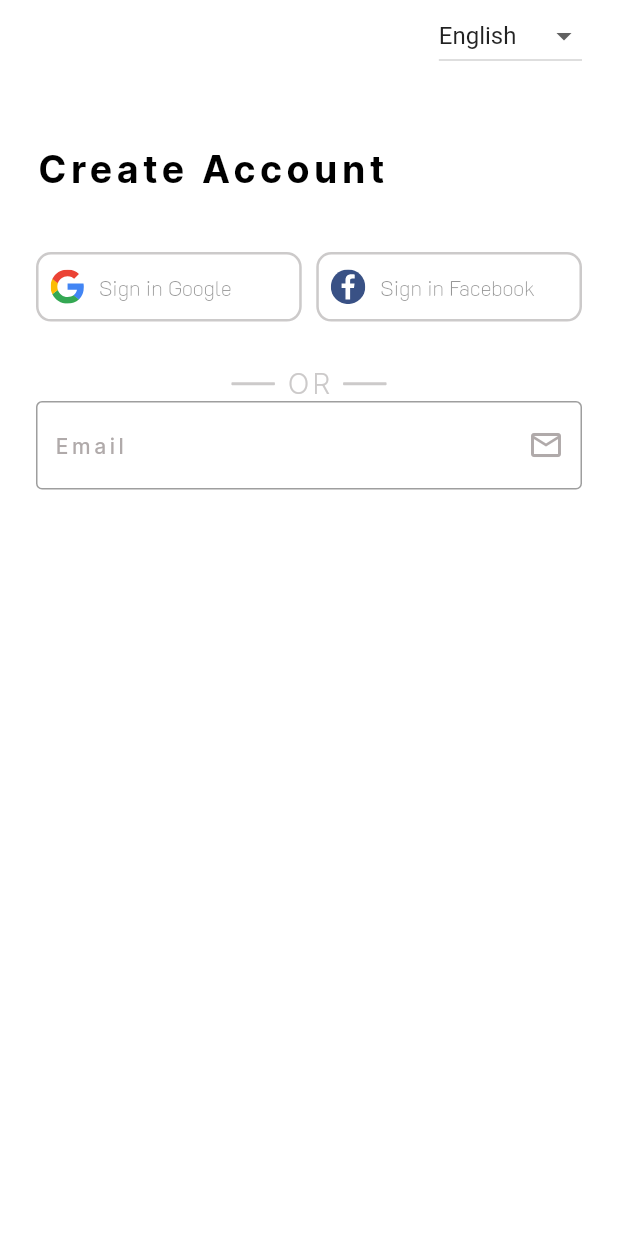
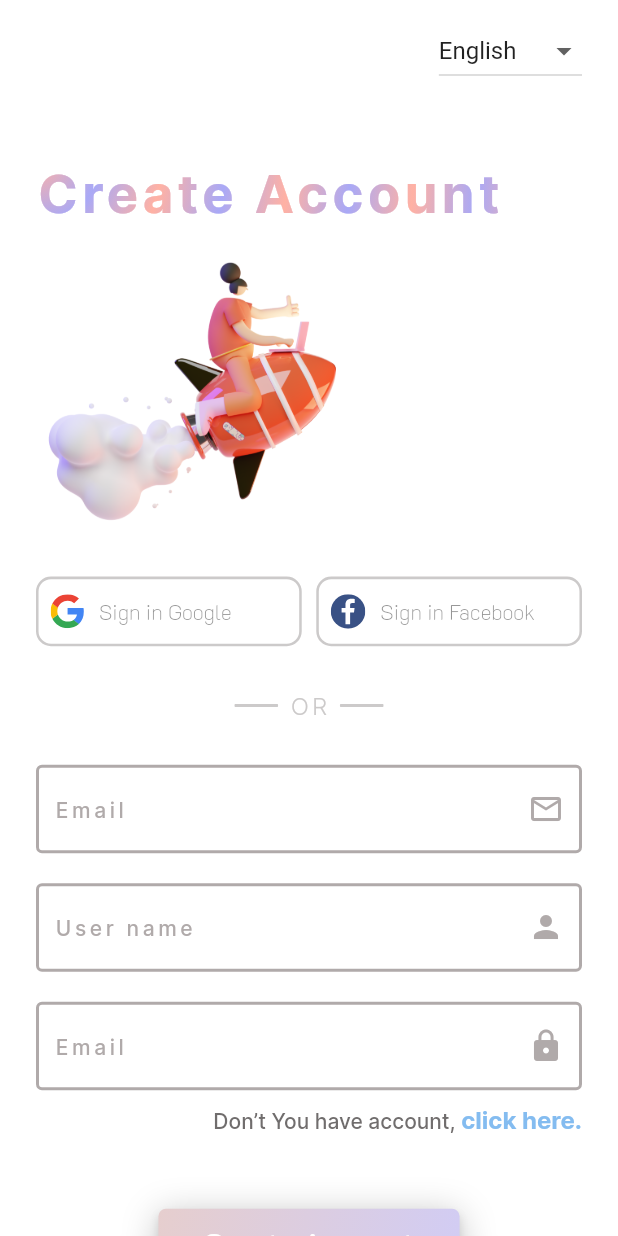
Before and after one commit to Sakeshioyaki/base_getx, a Flutter app: the screen it shows after launch, on a phone screen of 412 x 824 dp. Run offline on Flutter 3.47's test engine with Material 2 defaults, Android fonts, the phone set to English and light mode, and no system bars; drawn by our look-alikes of overlay_support; our stand-ins replace firebase_core, flutter_svg, get, logger, shared_preferences; accounts and stored records are empty.

Commit message:
update UI for sign up page

```diff
--- a/lib/commons/app_colors.dart
+++ b/lib/commons/app_colors.dart
@@ -1,7 +1,11 @@
 import 'package:flutter/material.dart';
 
 class AppColors {
-  static const Color mainColor = Color(0xFF2D2851);
+  static const Color mainTextColor = Color(0xC1978F8F);
+  static const Color greyBoldText = Color(0xD3524E4E);
+  static const Color lightYellow = Color(0xFFE6CECE);
+  static const Color lightViolet = Color(0xFFD1CCF4);
+  static const Color blueTextButton = Color(0xFF84BCF0);
   static const Color colorBlue = Color(0xFF3658C7);
   static const Color buttonColorGrey = Color(0xFFA8A8A8);
   static const Color mainColorOrange = Color(0xFFed673a);
--- a/lib/commons/app_images.dart
+++ b/lib/commons/app_images.dart
@@ -2,6 +2,7 @@ class AppImages {
   static const String ic_error_img = 'assets/images/image_error.jpeg';
   static const String ic_loading = 'assets/images/img_loading.gif';
   static const String logo_app = 'assets/images/logo_app.png';
+  static const String logo_app_2 = 'assets/images/logo_app_2.png';
   static const String icon_app = 'assets/icons/icon_app.png';
   static const String ic_facebook = 'assets/icons/facebook_icon.svg';
   static const String ic_google = 'assets/icons/google_icon.svg';
--- a/lib/l10n/enum_dictionary.dart
+++ b/lib/l10n/enum_dictionary.dart
@@ -3,5 +3,9 @@ class Dictionary{
    static String txt_url_warning = 'txt_url_warning';
    static String create_account = 'create_account';
    static String email ='email';
-   static String email_require = 'Please enter some text';
+   static String email_require = 'Please enter email';
+   static String username_require = 'Please enter user name';
+   static String password_require = 'Please enter password';
+   static String user_name = 'User name';
+   static String password = 'Password';
 }
--- a/lib/l10n/intl_en.dart
+++ b/lib/l10n/intl_en.dart
@@ -5,5 +5,9 @@ Map<String, String> en = {
   Dictionary.txt_url_warning: "txt_url_warning",
   Dictionary.create_account: "Create Account",
   Dictionary.email: "Email",
-  Dictionary.email_require : 'Please enter email',
+  Dictionary.user_name: "User name",
+  Dictionary.password: "Password",
+  Dictionary.email_require: "Please enter email",
+  Dictionary.username_require: 'Please enter user name',
+  Dictionary.password_require: 'Please enter password'
 };
--- a/lib/l10n/intl_ja.dart
+++ b/lib/l10n/intl_ja.dart
@@ -5,6 +5,9 @@ Map<String, String> ja = {
   Dictionary.txt_url_warning: "外部のページへ移動します。よろしいですか？",
   Dictionary.create_account: "アカウントの作成",
   Dictionary.email: "メールアドレス",
-  Dictionary.email_require : 'メールアドレスを入力してください',
-
+  Dictionary.user_name: "ユーザー名",
+  Dictionary.password: "パスワード",
+  Dictionary.email_require: 'メールアドレスを入力してください',
+  Dictionary.username_require: 'ユーザー名を入力してください',
+  Dictionary.password_require: 'パスワードを入力してください',
 };
--- a/lib/l10n/intl_ko.dart
+++ b/lib/l10n/intl_ko.dart
@@ -5,6 +5,9 @@ Map<String, String> ko = {
   Dictionary.txt_url_warning: "외부 페이지로 이동합니다. 이동하시겠습니까?",
   Dictionary.create_account: "계정 만들기",
   Dictionary.email: "이메일",
-  Dictionary.email_require : '이메일을 입력해주세요',
-
+  Dictionary.user_name: "사용자 이름",
+  Dictionary.password: "비밀번호",
+  Dictionary.email_require: '이메일을 입력해주세요',
+  Dictionary.username_require: '사용자 이름을 입력하세요',
+  Dictionary.password_require: '비밀번호를 입력 해주세요',
 };
--- a/lib/l10n/intl_vi.dart
+++ b/lib/l10n/intl_vi.dart
@@ -6,5 +6,8 @@ Map<String, String> vi = {
   Dictionary.create_account: "Đăng ký tài khoản",
   Dictionary.email: "Email",
   Dictionary.email_require : 'Hãy nhập địa chỉ email',
-
+  Dictionary.username_require: 'Hãy nhập tên người dùng',
+  Dictionary.password_require: 'Hãy nhập mật khẩu',
+  Dictionary.user_name : "Tên người dùng",
+  Dictionary.password : "Mật khẩu"
 };
--- a/lib/views/mobile/sign_up/sign_up_page.dart
+++ b/lib/views/mobile/sign_up/sign_up_page.dart
@@ -1,9 +1,14 @@
 import 'package:base_getx/app_ctrl.dart';
+import 'package:base_getx/commons/app_colors.dart';
 import 'package:base_getx/commons/app_images.dart';
 import 'package:base_getx/commons/enums/app_constants.dart';
 import 'package:base_getx/l10n/enum_dictionary.dart';
 import 'package:base_getx/l10n/localization.dart';
+import 'package:base_getx/views/mobile/login/login_binding.dart';
+import 'package:base_getx/views/mobile/login/login_page.dart';
 import 'package:base_getx/views/mobile/sign_up/sign_up_vm.dart';
+import 'package:base_getx/widgets/text_form_feild.dart';
+import 'package:flutter/gestures.dart';
 import 'package:flutter/material.dart';
 import 'package:flutter_svg/svg.dart';
 import 'package:get/get.dart';
@@ -30,9 +35,20 @@ class SignUpPage extends GetView<SignUpVm> {
     return Scaffold(
       backgroundColor: Colors.white,
       body: SafeArea(
+        child: Center(
           child: GetBuilder<AppCtrl>(builder: (logic) {
-          return Padding(
-            padding: const EdgeInsets.symmetric(horizontal: 24),
+            return Column(
+              children: [
+                Expanded(
+                  child: SingleChildScrollView(
+                    // physics:  const BouncingScrollPhysics(),
+                    child: Padding(
+                      padding: const EdgeInsets.only(
+                        right: 24,
+                        left: 24,
+                        top: 10,
+                        bottom: 40,
+                      ),
                       child: Column(
                         crossAxisAlignment: CrossAxisAlignment.start,
                         children: [
@@ -43,25 +59,169 @@ class SignUpPage extends GetView<SignUpVm> {
                               value: logic.currentLocale,
                               onChanged: (selectValue) {
                                 if (logic.currentLocale != selectValue) {
-                        appCtrl.setLocate(
-                            selectValue ?? LocalizationService.locales[0]);
+                                  appCtrl.setLocate(selectValue ??
+                                      LocalizationService.locales[0]);
                                 }
                               },
                             ),
                           ),
                           const SizedBox(height: 50),
-                Text(
+                          ShaderMask(
+                            shaderCallback: (Rect bounds) {
+                              return const RadialGradient(
+                                center: Alignment.topLeft,
+                                radius: 1.0,
+                                colors: [
+                                  Color(0x7FFF6348),
+                                  Color(0x7F5352ED),
+                                ],
+                                tileMode: TileMode.mirror,
+                              ).createShader(bounds);
+                            },
+                            child: Text(
                               Dictionary.create_account.tr,
                               style: const TextStyle(
-                    color: Colors.black,
-                    fontSize: 25,
+                                color: Colors.white,
+                                fontSize: 35,
                                 fontFamily: AppConstants.fontInter,
                                 fontWeight: FontWeight.w800,
                                 letterSpacing: 3.0,
                               ),
                             ),
-                const SizedBox(height: 40),
-                Row(
+                          ),
+                          const SizedBox(height: 10),
+                          Image.asset(
+                            AppImages.logo_app,
+                            width: Get.width * 0.5,
+                          ),
+                          const SizedBox(height: 10),
+                          buildLoginByGoogleFacebook(),
+                          const SizedBox(height: 30),
+                          buildOr(),
+                          const SizedBox(height: 30),
+                          Form(
+                            key: _formKey,
+                            child: Column(
+                              children: <Widget>[
+                                buildFieldEmail(),
+                                const SizedBox(height: 20),
+                                buildFieldUserName(),
+                                const SizedBox(height: 20),
+                                buildFieldPassword(),
+                              ],
+                            ),
+                          ),
+                          const SizedBox(height: 10),
+                          buildTextNoAccount(),
+                          const SizedBox(height: 50),
+                          Align(
+                            alignment: Alignment.center,
+                            child: InkWell(
+                              child: Container(
+                                decoration: const BoxDecoration(
+                                  borderRadius:
+                                      BorderRadius.all(Radius.circular(5)),
+                                  gradient: LinearGradient(
+                                    begin: Alignment.topLeft,
+                                    end: Alignment.bottomRight,
+                                    colors: [
+                                      AppColors.lightYellow,
+                                      AppColors.lightViolet,
+                                    ],
+                                  ),
+                                  boxShadow: [
+                                    BoxShadow(
+                                      color: Color(0x3E000000),
+                                      blurRadius: 20,
+                                      offset: Offset(0, 4),
+                                      spreadRadius: 0,
+                                    ),
+                                    BoxShadow(
+                                      color: Color(0x19000000),
+                                      blurRadius: 4,
+                                      offset: Offset(0, 4),
+                                      spreadRadius: 0,
+                                    )
+                                  ],
+                                ),
+                                child: Padding(
+                                  padding: const EdgeInsets.symmetric(
+                                    horizontal: 30,
+                                    vertical: 10,
+                                  ),
+                                  child: Text(
+                                    Dictionary.create_account.tr,
+                                    style: const TextStyle(
+                                      color: Colors.white,
+                                      fontSize: 20,
+                                      fontFamily: AppConstants.fontK2D,
+                                      fontWeight: FontWeight.w700,
+                                    ),
+                                  ),
+                                ),
+                              ),
+                            ),
+                          )
+                        ],
+                      ),
+                    ),
+                  ),
+                ),
+              ],
+            );
+          }),
+        ),
+      ),
+    );
+  }
+
+  Widget buildOr() {
+    return Row(
+      mainAxisAlignment: MainAxisAlignment.center,
+      children: [
+        Container(
+          width: 28,
+          decoration: const ShapeDecoration(
+            shape: RoundedRectangleBorder(
+              side: BorderSide(
+                width: 1,
+                strokeAlign: BorderSide.strokeAlignCenter,
+                color: Color(0xC1BCB9B9),
+              ),
+            ),
+          ),
+        ),
+        const SizedBox(width: 8),
+        const Text(
+          'OR',
+          style: TextStyle(
+            color: Color(0xC1BCB9B9),
+            fontSize: 16,
+            fontFamily: AppConstants.fontInter,
+            fontWeight: FontWeight.w300,
+            height: 0,
+            letterSpacing: 2.03,
+          ),
+        ),
+        const SizedBox(width: 8),
+        Container(
+          width: 28,
+          decoration: const ShapeDecoration(
+            shape: RoundedRectangleBorder(
+              side: BorderSide(
+                width: 1,
+                strokeAlign: BorderSide.strokeAlignCenter,
+                color: Color(0xC1BCB9B9),
+              ),
+            ),
+          ),
+        )
+      ],
+    );
+  }
+
+  Widget buildLoginByGoogleFacebook() {
+    return Row(
       mainAxisAlignment: MainAxisAlignment.spaceBetween,
       children: [
         InkWell(
@@ -143,61 +303,56 @@ class SignUpPage extends GetView<SignUpVm> {
           ),
         )
       ],
-                ),
-                const SizedBox(height: 30),
-                Row(
-                  mainAxisAlignment: MainAxisAlignment.center,
+    );
+  }
+
+  Widget buildTextNoAccount() {
+    return Align(
+      alignment: Alignment.centerRight,
+      child: Text.rich(
+        TextSpan(
           children: [
-                    Container(
-                      width: 28,
-                      decoration: const ShapeDecoration(
-                        shape: RoundedRectangleBorder(
-                          side: BorderSide(
-                            width: 1,
-                            strokeAlign: BorderSide.strokeAlignCenter,
-                            color: Color(0xC1BCB9B9),
+            const TextSpan(
+              text: 'Don’t You have account,',
+              style: TextStyle(
+                color: AppColors.greyBoldText,
+                fontSize: 14,
+                fontFamily: AppConstants.fontInter,
+                fontWeight: FontWeight.w500,
               ),
             ),
+            TextSpan(
+              text: ' click here.',
+              style: const TextStyle(
+                color: AppColors.blueTextButton,
+                fontSize: 16,
+                fontFamily: AppConstants.fontInter,
+                fontWeight: FontWeight.w700,
+                height: 0,
+              ),
+              recognizer: TapGestureRecognizer()
+                ..onTap = () {
+                  Get.offAll(
+                    () => const LoginPage(),
+                    transition: Transition.rightToLeftWithFade,
+                    binding: LoginBinding(),
+                  );
+                },
+            ),
+          ],
         ),
       ),
-                    const SizedBox(width: 8),
-                    const Text(
-                      'OR',
-                      style: TextStyle(
-                        color: Color(0xC1BCB9B9),
-                        fontSize: 19,
-                        fontFamily: AppConstants.fontInter,
-                        fontWeight: FontWeight.w300,
-                        height: 0,
-                        letterSpacing: 2.03,
-                      ),
-                    ),
-                    const SizedBox(width: 8),
-                    Container(
-                      width: 28,
-                      decoration: const ShapeDecoration(
-                        shape: RoundedRectangleBorder(
-                          side: BorderSide(
-                            width: 1,
-                            strokeAlign: BorderSide.strokeAlignCenter,
-                            color: Color(0xC1BCB9B9),
-                          ),
-                        ),
-                      ),
-                    )
-                  ],
-                ),
-                Form(
-                  child: Column(
-                    children: <Widget>[
-                      TextFormField(
+    );
+  }
+
+  Widget buildFieldEmail() {
+    return TextFieldCommon(
       validator: (value) {
         if (value == null || value.isEmpty) {
           return Dictionary.email_require.tr;
         }
         return null;
       },
-                        decoration: InputDecoration(
       hintText: Dictionary.email.tr,
       hintStyle: const TextStyle(
         color: Color(0xC1978F8F),
@@ -206,26 +361,58 @@ class SignUpPage extends GetView<SignUpVm> {
         fontWeight: FontWeight.w500,
         letterSpacing: 2.40,
       ),
-                          border: const OutlineInputBorder(
-                            borderSide: BorderSide(
-                              width: 2,
-                              color: Color(0xFFB6B6B6),
-                            ),
-                          ),
       suffixIcon: const Icon(
         Icons.email_outlined,
         color: Color(0xC1978F8F),
-                            weight: 2,
-                          ),
-                        ),
-                      ),
-                    ],
-                  ),
-                )
-              ],
+        weight: 3,
       ),
     );
-        }),
+  }
+
+  Widget buildFieldUserName() {
+    return TextFieldCommon(
+      validator: (value) {
+        if (value == null || value.isEmpty) {
+          return Dictionary.user_name.tr;
+        }
+        return null;
+      },
+      hintText: Dictionary.user_name.tr,
+      hintStyle: const TextStyle(
+        color: AppColors.mainTextColor,
+        fontSize: 14,
+        fontFamily: AppConstants.fontInter,
+        fontWeight: FontWeight.w500,
+        letterSpacing: 2.40,
+      ),
+      suffixIcon: const Icon(
+        Icons.person,
+        color: AppColors.mainTextColor,
+        weight: 3,
+      ),
+    );
+  }
+
+  Widget buildFieldPassword() {
+    return TextFieldCommon(
+      validator: (value) {
+        if (value == null || value.isEmpty) {
+          return Dictionary.password_require.tr;
+        }
+        return null;
+      },
+      hintText: Dictionary.email.tr,
+      hintStyle: const TextStyle(
+        color: AppColors.mainTextColor,
+        fontSize: 14,
+        fontFamily: AppConstants.fontInter,
+        fontWeight: FontWeight.w500,
+        letterSpacing: 2.40,
+      ),
+      suffixIcon: const Icon(
+        Icons.lock,
+        color: AppColors.mainTextColor,
+        weight: 3,
       ),
     );
   }
--- /dev/null
+++ b/lib/widgets/text_form_feild.dart
@@ -0,0 +1,44 @@
+import 'package:flutter/material.dart';
+import 'package:get/get.dart';
+
+class TextFieldCommon extends StatelessWidget {
+  final String? hintText;
+  final TextStyle? hintStyle;
+  final String? Function(String?)? validator;
+  final Widget? suffixIcon;
+
+  const TextFieldCommon({
+    super.key,
+    this.hintText,
+    this.hintStyle,
+    this.validator,
+    this.suffixIcon,
+  });
+
+  @override
+  Widget build(BuildContext context) {
+    return TextFormField(
+      validator: validator,
+      decoration: InputDecoration(
+        hintText: hintText?.tr,
+        hintStyle: hintStyle,
+        suffixIcon: suffixIcon,
+        enabledBorder: const OutlineInputBorder(
+          borderSide: BorderSide(
+            width: 2,
+            color: Color(0xC1978F8F),
+          ),
+        ),
+        focusedBorder: const OutlineInputBorder(
+          borderSide: BorderSide(width: 2, color: Color(0xFFE6CECE)),
+        ),
+        errorBorder: const OutlineInputBorder(
+          borderSide: BorderSide(
+            width: 2,
+            color: Colors.red,
+          ),
+        ),
+      ),
+    );
+  }
+}
```
Also changed, not shown: assets/images/logo_app.png, 1 other file. Lines whose indentation alone changed are shown as unchanged.
